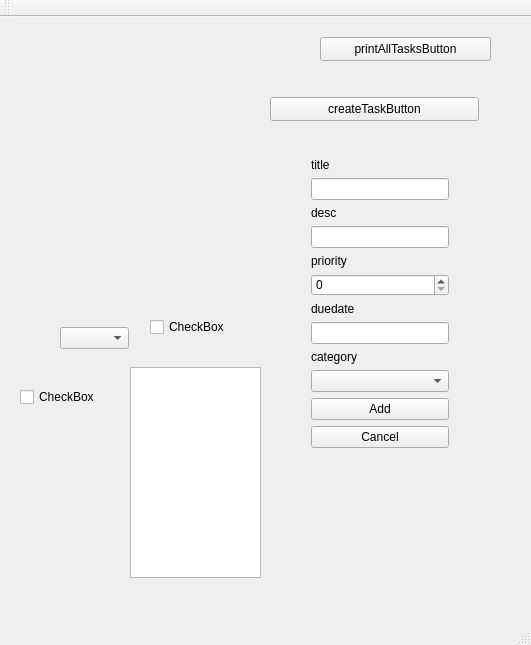
First picture: the form in TaskManager/TaskManagerUI/Gui.ui, repository asanguine/CPP-QT-DataStructures-TaskManagerApp, before the edit.
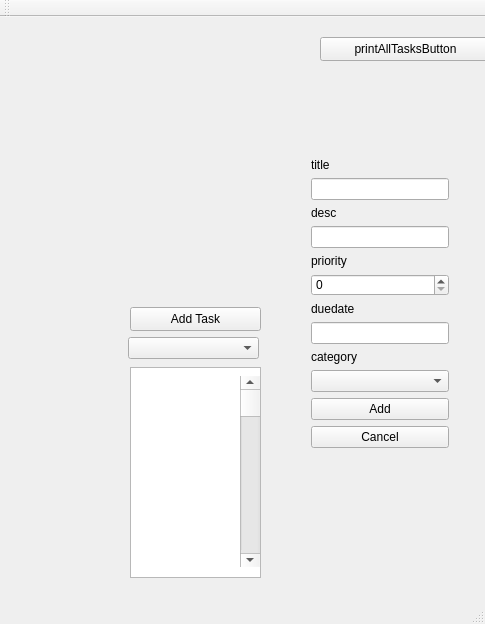
Second picture: the form after the edit.

Commit message: able to sort the gui list

```diff
--- a/TaskManager/TaskManagerUI/Gui.ui
+++ b/TaskManager/TaskManagerUI/Gui.ui
@@ -6,40 +6,14 @@
    <rect>
     <x>0</x>
     <y>0</y>
-    <width>531</width>
-    <height>645</height>
+    <width>485</width>
+    <height>624</height>
    </rect>
   </property>
   <property name="windowTitle">
    <string>0</string>
   </property>
   <widget class="QWidget" name="centralWidget">
-   <widget class="QCheckBox" name="checkBox_2">
-    <property name="geometry">
-     <rect>
-      <x>150</x>
-      <y>300</y>
-      <width>76</width>
-      <height>20</height>
-     </rect>
-    </property>
-    <property name="text">
-     <string>CheckBox</string>
-    </property>
-   </widget>
-   <widget class="QCheckBox" name="checkBox">
-    <property name="geometry">
-     <rect>
-      <x>20</x>
-      <y>370</y>
-      <width>121</width>
-      <height>20</height>
-     </rect>
-    </property>
-    <property name="text">
-     <string>CheckBox</string>
-    </property>
-   </widget>
    <widget class="QPushButton" name="printAllTasksButton">
     <property name="geometry">
      <rect>
@@ -56,14 +30,14 @@
    <widget class="QPushButton" name="createTaskButton">
     <property name="geometry">
      <rect>
-      <x>270</x>
-      <y>80</y>
-      <width>209</width>
+      <x>130</x>
+      <y>290</y>
+      <width>131</width>
       <height>24</height>
      </rect>
     </property>
     <property name="text">
-     <string>createTaskButton</string>
+     <string>Add Task</string>
     </property>
    </widget>
    <widget class="QWidget" name="verticalLayoutWidget">
@@ -162,16 +136,6 @@
      </item>
     </layout>
    </widget>
-   <widget class="QComboBox" name="comboBox">
-    <property name="geometry">
-     <rect>
-      <x>60</x>
-      <y>310</y>
-      <width>69</width>
-      <height>22</height>
-     </rect>
-    </property>
-   </widget>
    <widget class="QListWidget" name="taskListWidget">
     <property name="geometry">
      <rect>
@@ -182,16 +146,28 @@
      </rect>
     </property>
    </widget>
-   <widget class="QWidget" name="gridLayoutWidget">
+   <widget class="QComboBox" name="sortComboBox">
     <property name="geometry">
      <rect>
-      <x>50</x>
-      <y>40</y>
-      <width>181</width>
-      <height>251</height>
+      <x>128</x>
+      <y>320</y>
+      <width>131</width>
+      <height>22</height>
      </rect>
     </property>
-    <layout class="QGridLayout" name="gridLayout"/>
+   </widget>
+   <widget class="QScrollBar" name="verticalScrollBar">
+    <property name="geometry">
+     <rect>
+      <x>240</x>
+      <y>359</y>
+      <width>20</width>
+      <height>191</height>
+     </rect>
+    </property>
+    <property name="orientation">
+     <enum>Qt::Vertical</enum>
+    </property>
    </widget>
   </widget>
   <widget class="QMenuBar" name="menuBar">
```
Left out of the diff: 2 changed lines with no effect on the pictures. The commit also changes 5 other files.
